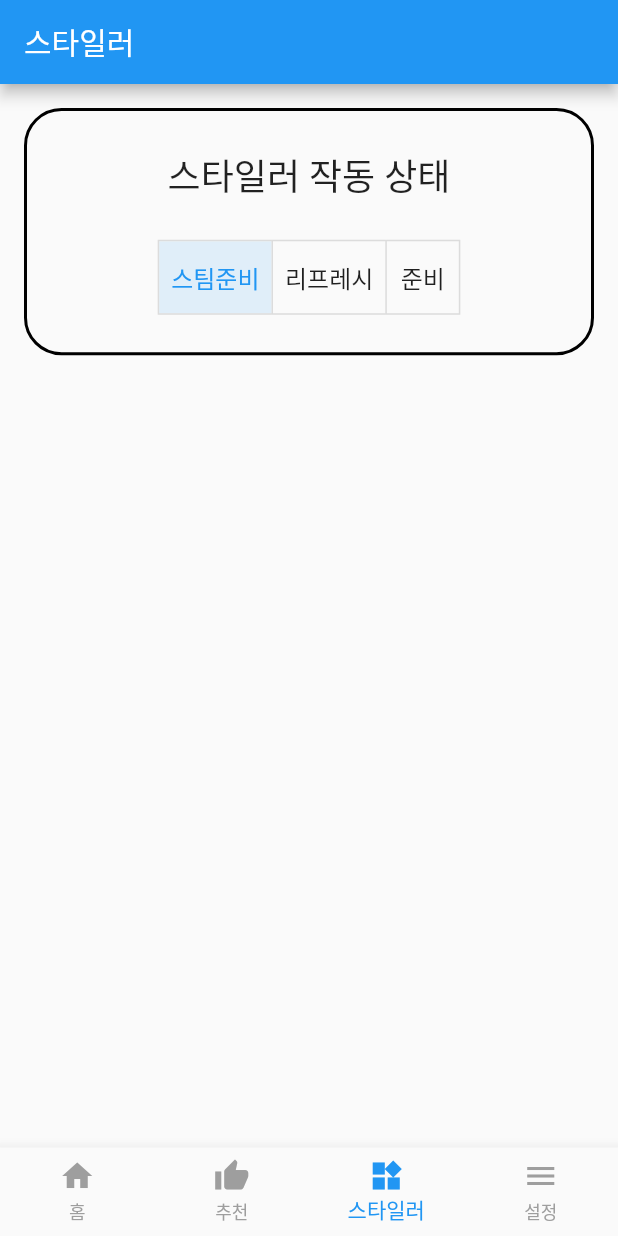
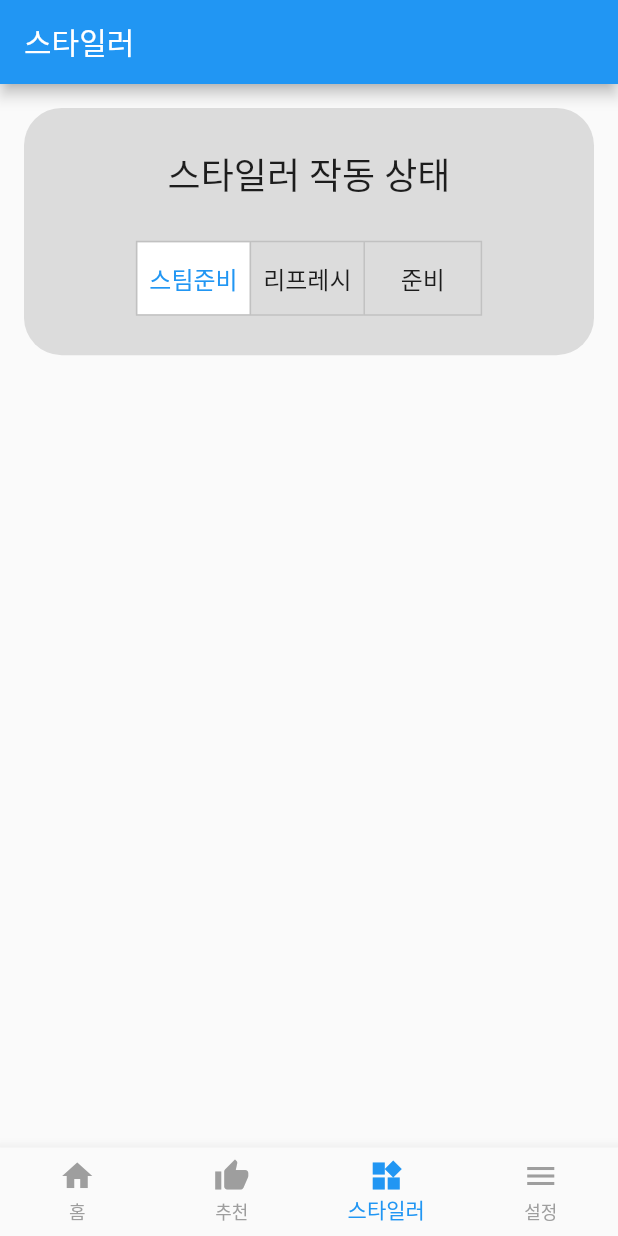
Before and after one commit to Ms-TROMM/FlutterApp, a Flutter app: the screen it shows after launch, item 3 of the bottom bar chosen, on a phone screen of 412 x 824 dp. Run offline on Flutter 3.47's test engine with Material 2 defaults, Android fonts, the light colour scheme and no system bars; our stand-ins replace page_view_indicators, settings_ui.

Commit message:
update styler screen

```diff
--- a/lib/ui/styler/styler.dart
+++ b/lib/ui/styler/styler.dart
@@ -24,8 +24,7 @@ class _StylerPageState extends State<StylerPage> {
         height: MediaQuery.of(context).size.width * 0.4,
         margin: const EdgeInsets.all(16),
         decoration: BoxDecoration(
-            borderRadius: BorderRadius.circular(25),
-            border: Border.all(color: Colors.black, width: 2)),
+            borderRadius: BorderRadius.circular(25), color: Colors.black12),
         child: Column(
           mainAxisAlignment: MainAxisAlignment.spaceEvenly,
           children: [
@@ -34,6 +33,7 @@ class _StylerPageState extends State<StylerPage> {
               style: TextStyle(fontSize: MyDimens.FontSize_ExtraMedium),
             ),
             ToggleButtons(
+              fillColor: Colors.white,
               children: const <Widget>[
                 Padding(
                   padding: EdgeInsets.all(8.0),
@@ -47,7 +47,7 @@ class _StylerPageState extends State<StylerPage> {
                 ),
                 Padding(
                   padding: EdgeInsets.all(8.0),
-                  child: Text('준비',
+                  child: Text('    준비    ',
                       style: TextStyle(fontSize: MyDimens.FontSize_Medium)),
                 ),
               ],
```
